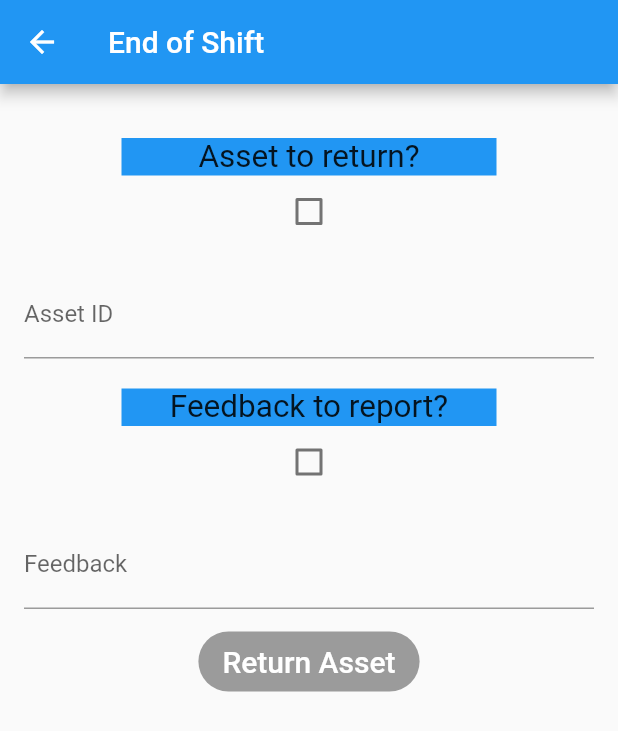
After one commit to cos301-2019-se/ERP-Ranger-Mobile-Application, a Flutter app: the EndOfShiftScreen screen opened directly, on a phone screen of 412 x 824 dp. The commit adds this screen. Shown: the top 731 px of the screen. Run offline on Flutter 3.47's test engine with Material 2 defaults, Android fonts, the phone set to English and light mode, and no system bars.

Commit message:
endOfShift screen V1.0

```diff
--- a/erp_ranger_app/lib/base.dart
+++ b/erp_ranger_app/lib/base.dart
@@ -1,5 +1,6 @@
 import 'package:erp_ranger_app/screens/home.dart';
 import 'package:flutter/material.dart';
+import 'package:erp_ranger_app/screens/endShift.dart';
 
 
 class DrawerItem {
@@ -12,6 +13,7 @@ class BaseScreen extends StatefulWidget {
 
   final drawerItems = [
     new DrawerItem("Home", Icons.home),
+    new DrawerItem("Shift End", Icons.cake),
     //new DrawerItem("Screen Items", Icons.mail),
   ];
 
@@ -32,7 +34,10 @@ class BaseScreenState extends State<BaseScreen> {
     switch (pos) {
       case 0:
         return new HomeScreen();
-      //case 1:
+
+      case 1:
+        return new EndOfShiftScreen();
+      //case n:
         //return new Screen();...
       default:
         return new Text("Error");
--- /dev/null
+++ b/erp_ranger_app/lib/screens/endShift.dart
@@ -0,0 +1,190 @@
+import 'package:flutter/material.dart';
+
+class EndOfShiftScreen extends StatefulWidget {
+  @override
+  State<StatefulWidget> createState() => new EndOfShift();
+}
+
+class EndOfShift extends State<EndOfShiftScreen> {
+  //List<ReturnAssetForm> dynamicForm = [];
+  bool assetBoxValue = false;
+  bool assetFlag = false;
+  bool feedbackBoxValue = false;
+  bool feedbackFlag = false;
+  int length = 7;
+
+/*
+  void showReturnAssetForm() async {
+    if(checkBoxValue && !assetFlag) {
+      dynamicForm.add(new ReturnAssetForm());
+      setState(() {});
+    }
+    else if(!checkBoxValue && assetFlag){
+      dynamicForm.clear();
+      setState(() {});
+    }
+  }*/
+
+  @override
+  Widget build(BuildContext context) {
+    return new Scaffold(
+      appBar: new AppBar(
+        title: new Text('End of Shift'),
+      ),
+      body: new Container(
+          padding: EdgeInsets.all(16.0),
+          child: new ListView.builder(
+              itemCount: 7,
+              itemBuilder: (context, index) {
+                int i = index;
+                if (i == 0) {
+                  return new Column(
+                    children: <Widget>[
+                      _showAssetCheckBoxText(),
+                      _showReturnAssetCheckBox(),
+                      ReturnAssetForm().build(context),
+                      _showFeedbackCheckBoxText(),
+                      _showFeedbackCheckBox(),
+                      _showFeedbackForm(),
+                      _showEndShiftButton(),
+//            new Flexible(
+//                child: ListView.builder(
+//                    itemCount: dynamicForm.length,
+//                    itemBuilder: (_, index) => dynamicForm[index])),
+                    ],
+                  );
+                }
+              })
+
+      ),
+    );
+  }
+
+  Widget _showAssetCheckBoxText() {
+    return Padding(
+      padding: EdgeInsets.fromLTRB(0.0, 20.0, 0.0, 0.0),
+      child: new Container(
+        color: Colors.blue,
+        child: new SizedBox(
+          width: 250.0,
+          height: 25.0,
+          child: new Text(
+            'Asset to return?',
+            textAlign: TextAlign.center,
+            textScaleFactor: 1.5,
+          ),
+        ),
+      ),
+    );
+  }
+
+  Widget _showReturnAssetCheckBox() {
+    return Padding(
+      padding: EdgeInsets.fromLTRB(0.0, 0.0, 0.0, 0.0),
+      child: new Checkbox(
+          value: assetBoxValue,
+          onChanged: (bool newValue) {
+            setState(() {
+              assetBoxValue = newValue;
+              if (assetBoxValue && !assetFlag) {
+//                showReturnAssetForm();
+              }
+              assetFlag = true;
+            });
+          }),
+    );
+  }
+
+  Widget _showFeedbackCheckBoxText() {
+    return Padding(
+      padding: EdgeInsets.fromLTRB(0.0, 20.0, 0.0, 0.0),
+      child: new Container(
+        color: Colors.blue,
+        child: new SizedBox(
+          width: 250.0,
+          height: 25.0,
+          child: new Text(
+            'Feedback to report?',
+            textAlign: TextAlign.center,
+            textScaleFactor: 1.5,
+          ),
+        ),
+      ),
+    );
+  }
+
+  Widget _showFeedbackCheckBox() {
+    return Padding(
+      padding: EdgeInsets.fromLTRB(0.0, 0.0, 0.0, 0.0),
+      child: new Checkbox(
+          value: feedbackBoxValue,
+          onChanged: (bool newValue) {
+            setState(() {
+              feedbackBoxValue = newValue;
+              if (feedbackBoxValue && !assetFlag) {
+//                showReturnAssetForm();
+              }
+              feedbackFlag = true;
+            });
+          }),
+    );
+  }
+
+  Widget _showFeedbackForm() {
+    return Padding(
+        padding: EdgeInsets.fromLTRB(0.0, 15.0, 0.0, 0.0),
+        child: new TextFormField(
+          textAlign: TextAlign.left,
+          maxLines: null,
+          keyboardType: TextInputType.text,
+          decoration: new InputDecoration(
+              labelText: 'Feedback'
+          ),
+        )
+    );
+  }
+
+  Widget _showEndShiftButton() {
+    return Padding(
+      padding: EdgeInsets.fromLTRB(0.0, 15.0, 0.0, 0.0),
+      child: SizedBox(
+        height: 40,
+        child: new RaisedButton(
+          elevation: 5.0,
+          shape: RoundedRectangleBorder(
+              borderRadius: new BorderRadius.circular(30.0)
+          ),
+          color: Colors.blue,
+          child: Text(
+            'Return Asset', style: TextStyle(
+              fontSize: 20.0,
+              color: Colors.white
+          ),
+          ),
+          onPressed: null,
+        ),
+      ),
+    );
+  }
+}
+
+class ReturnAssetForm extends StatelessWidget {
+  @override
+  Widget build(BuildContext context) {
+    return Container(
+      alignment: Alignment(10.0, 0.0),
+      padding: EdgeInsets.fromLTRB(0.0, 15.0, 0.0, 0.0),
+      child: new Column(children: <Widget>[
+        new TextFormField(
+          textAlign: TextAlign.justify,
+          maxLines: 1,
+          keyboardType: TextInputType.text,
+          decoration: new InputDecoration(
+            labelText: 'Asset ID',
+          ),
+        ),
+      ],
+      ),
+    );
+  }
+}
```
